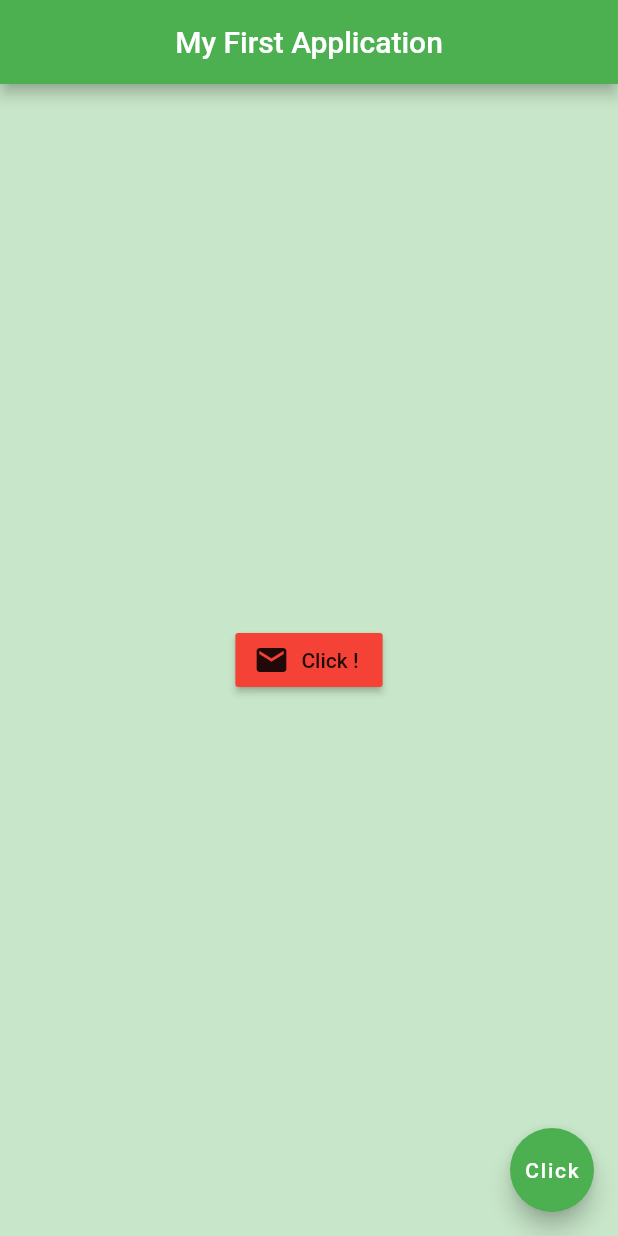
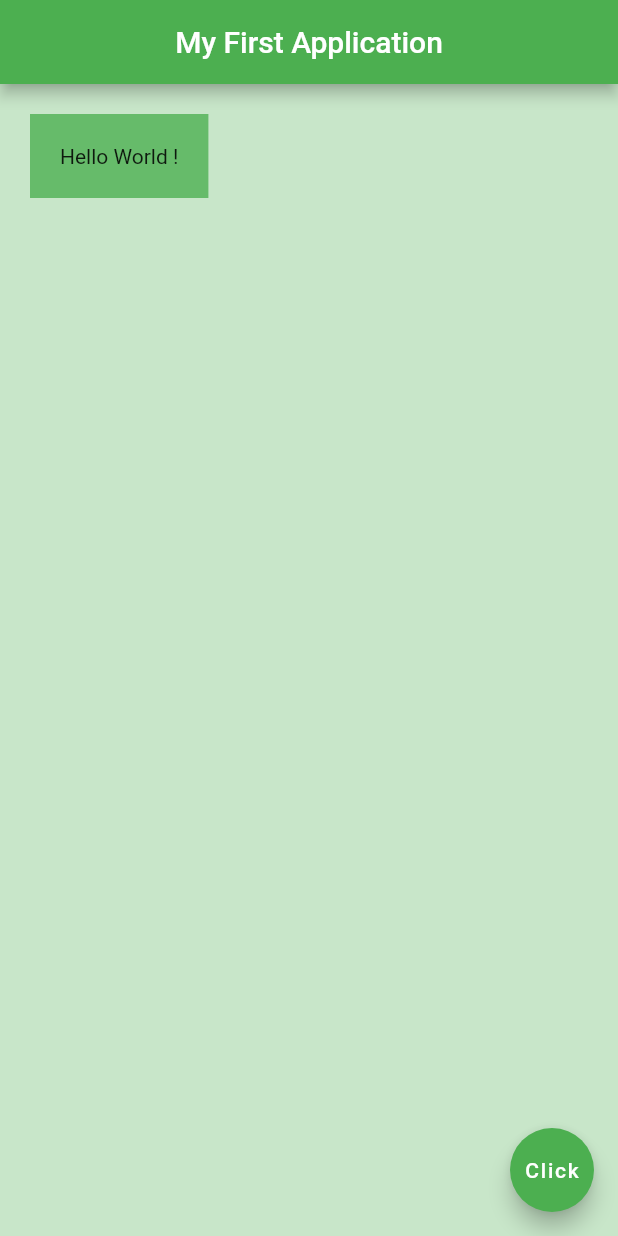
Before and after one commit to viraj-lakshitha/flutter-app-dev, a Flutter app: the screen it shows after launch, on a phone screen of 412 x 824 dp. Run offline on Flutter 3.47's test engine with Material 2 defaults, Android fonts, the phone set to English and light mode, and no system bars.

Commit message:
update : container margin and padding

```diff
--- a/flutter-basic/first_flutter_app/lib/main.dart
+++ b/flutter-basic/first_flutter_app/lib/main.dart
@@ -14,29 +14,13 @@ class Home extends StatelessWidget { // Enable Hot-Reload
         centerTitle: true,
         backgroundColor: Colors.green,
       ),
-      body: Center(
-        // child: Icon(
-        //   Icons.airport_shuttle,
-        //   color: Colors.green,
-        //   size: 50.0,
-        // ),
-
-        // child: FlatButton(
-        //   onPressed: () { print('Button Pressed'); },
-        //   child: Text('Click'),
-        //   color: Colors.red,
-        // )
-
-        child: RaisedButton.icon(
-            onPressed: () {
-              print('Clicked');
-            },
-            icon: Icon(
-              Icons.mail
-            ),
-            label: Text('Click !'),
-            color: Colors.red,
-        ),
+      body: Container(
+        padding: EdgeInsets.all(20.0),
+        // padding: EdgeInsets.symmetric(vertical: 10.0, horizontal: 20.0),
+        // padding: EdgeInsets.fromLTRB(10.0,20.0,30.0,40.0), // Inside Container
+        margin: EdgeInsets.all(20.0), // Around Container
+        color: Colors.green[400],
+        child: Text('Hello World !'),
       ),
       floatingActionButton: FloatingActionButton(
         onPressed: () { print('Button Clicked !'); },
```
